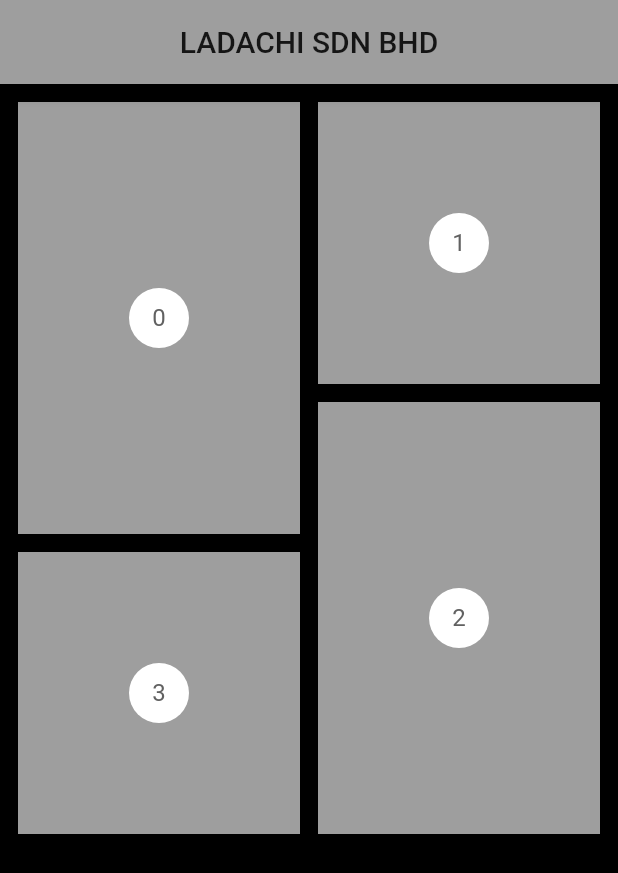
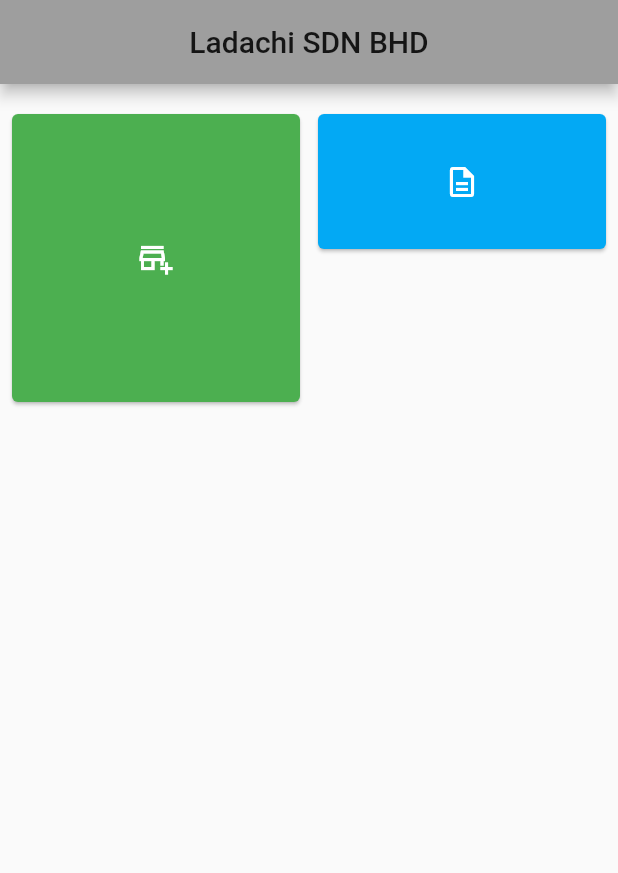
Before and after one commit to BC-tenplusten/LadachiPOS, a Flutter app: the screen it shows after launch, on a phone screen of 412 x 824 dp. Shown: the top 873 px of the screen. Run offline on Flutter 3.47's test engine with Material 2 defaults, Android fonts, the phone set to English and light mode, and no system bars.

Commit message:
semi final

```diff
--- a/lib/homepage.dart
+++ b/lib/homepage.dart
@@ -1,42 +1,76 @@
 import 'package:flutter/material.dart';
 import 'package:flutter_staggered_grid_view/flutter_staggered_grid_view.dart';
 
-class HomePage extends StatefulWidget {
-  HomePage({Key key}) : super(key: key);
+const List<StaggeredTile> stagTiles = <StaggeredTile>[
+  StaggeredTile.count(2, 2),
+  StaggeredTile.count(2, 1),
+  // StaggeredTile.count(1, 1),
+  // StaggeredTile.count(1, 1),
+  // StaggeredTile.count(2, 2),
+  // StaggeredTile.count(1, 2),
+  // StaggeredTile.count(1, 1),
+  // StaggeredTile.count(3, 1),
+  // StaggeredTile.count(1, 1),
+  // StaggeredTile.count(4, 1),
+];
+
+List<Widget> _tiles = <Widget>[
+  designTile(Colors.green, Icons.add_business_outlined, '/neworder'),
+  designTile(Colors.lightBlue, Icons.description_outlined, '/dashboard'),
+  // designTile(Colors.amber, Icons.book_online_outlined),
+  // designTile(Colors.brown, Icons.bar_chart),
+  // designTile(Colors.deepOrange, Icons.send),
+  // designTile(Colors.indigo, Icons.airline_seat_flat),
+  // designTile(Colors.red, Icons.bluetooth),
+  // designTile(Colors.pink, Icons.battery_alert),
+  // designTile(Colors.purple, Icons.desktop_windows),
+  // designTile(Colors.blue, Icons.radio),
+];
+
+class HomePage extends StatelessWidget {
+  @override
+  Widget build(BuildContext context) {
+    return Scaffold(
+        appBar: AppBar(
+          centerTitle: true,
+          title: const Text('Ladachi SDN BHD'),
+        ),
+        body: Padding(
+            padding: const EdgeInsets.only(top: 12),
+            child: StaggeredGridView.count(
+              crossAxisCount: 4,
+              staggeredTiles: stagTiles,
+              mainAxisSpacing: 4,
+              crossAxisSpacing: 4,
+              padding: const EdgeInsets.all(4),
+              children: _tiles,
+            )));
+  }
+}
+
+class designTile extends StatelessWidget {
+  const designTile(this.backgroundColor, this.iconData, this.routeName);
+
+  final Color backgroundColor;
+  final IconData iconData;
+  // final String heading;
+  final String routeName;
 
   @override
-  _HomePageState createState() => _HomePageState();
-}
-
-class _HomePageState extends State<HomePage> {
-  @override
   Widget build(BuildContext context) {
-    return SafeArea(
-        child: Scaffold(
-      backgroundColor: Colors.black,
-      appBar: AppBar(
-        title: Text("LADACHI SDN BHD"),
-        centerTitle: true,
-        automaticallyImplyLeading: false,
-      ),
-      body: Container(
-          margin: EdgeInsets.all(12),
-          child: StaggeredGridView.countBuilder(
-            crossAxisCount: 4,
-            itemCount: 4,
-            itemBuilder: (BuildContext context, int index) => new Container(
-                color: Colors.grey,
-                child: new Center(
-                  child: new CircleAvatar(
-                    backgroundColor: Colors.white,
-                    child: new Text('$index'),
-                  ),
-                )),
-            staggeredTileBuilder: (int index) =>
-                StaggeredTile.count(2, index.isOdd ? 2 : 3),
-            mainAxisSpacing: 12.0,
-            crossAxisSpacing: 12.0,
-          )),
-    ));
+    return Card(
+        color: backgroundColor,
+        child: InkWell(
+          onTap: () => Navigator.pushNamed(context, routeName),
+          child: Center(
+            child: Padding(
+              padding: const EdgeInsets.all(4),
+              child: Icon(
+                iconData,
+                color: Colors.white,
+              ),
+            ),
+          ),
+        ));
   }
 }
--- a/lib/main.dart
+++ b/lib/main.dart
@@ -1,13 +1,15 @@
 import 'package:flutter/material.dart';
-// import 'package:ladachipos/dashboard.dart';
+import 'package:ladachipos/dashboard.dart';
+import 'package:ladachipos/dashboard.dart';
 import 'package:ladachipos/homepage.dart';
+import 'package:ladachipos/neworder.dart';
+import 'package:ladachipos/neworderdetails.dart';
 
 void main() {
   runApp(MyApp());
 }
 
 class MyApp extends StatelessWidget {
-  // This widget is the root of your application.
   @override
   Widget build(BuildContext context) {
     return MaterialApp(
@@ -15,7 +17,13 @@
       theme: ThemeData(
         primarySwatch: Colors.grey,
       ),
-      home: HomePage(),
+      initialRoute: '/',
+      routes: {
+        '/': (context) => HomePage(),
+        '/dashboard': (context) => Dashboard(),
+        '/neworder': (context) => newOrder(),
+        '/orderdetails': (context) => neworderpage2(),
+      },
     );
   }
 }
```
Also changed, not shown: lib/neworder.dart (added, +105 -0 lines), lib/neworderdetails.dart (added, +63 -0 lines).
